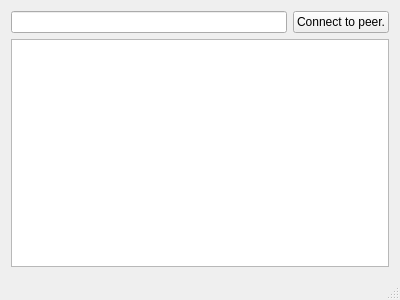
This is mainwindow.ui in Matvey-Kuk/P2PMessenger as Qt 5 draws it before an edit. The edited form follows.
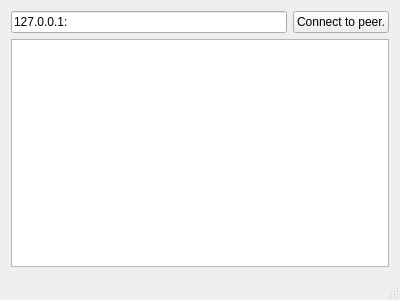
This is the edited form.

What changed in the file:
```diff
--- a/mainwindow.ui
+++ b/mainwindow.ui
@@ -20,7 +20,11 @@
       <item>
        <layout class="QHBoxLayout" name="horizontalLayout">
         <item>
-         <widget class="QLineEdit" name="lineEdit"/>
+         <widget class="QLineEdit" name="lineEdit">
+          <property name="text">
+           <string>127.0.0.1:</string>
+          </property>
+         </widget>
         </item>
         <item>
          <widget class="QPushButton" name="pushButton">
```
